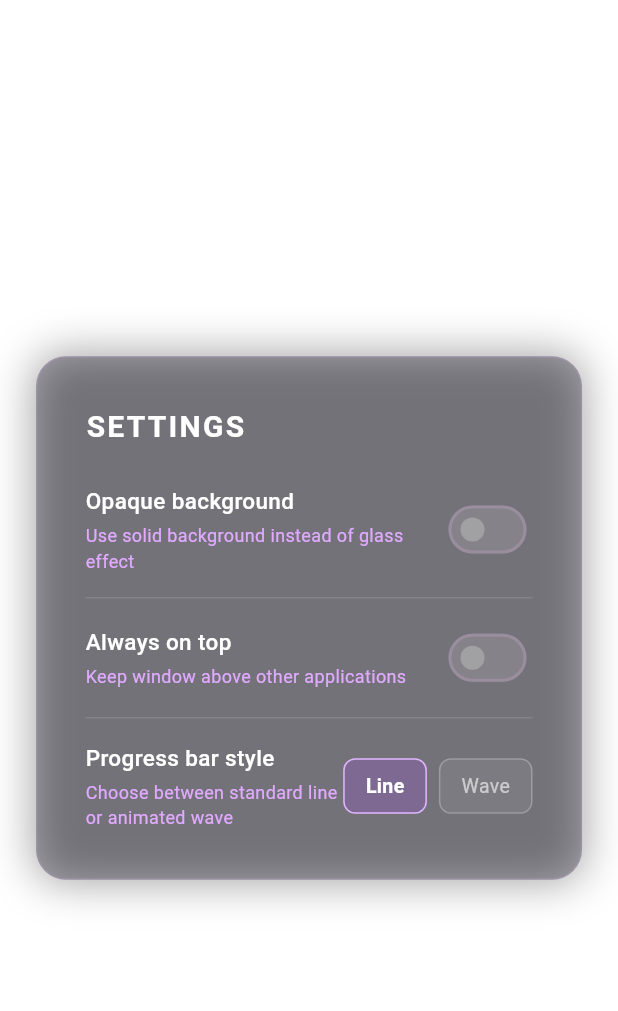
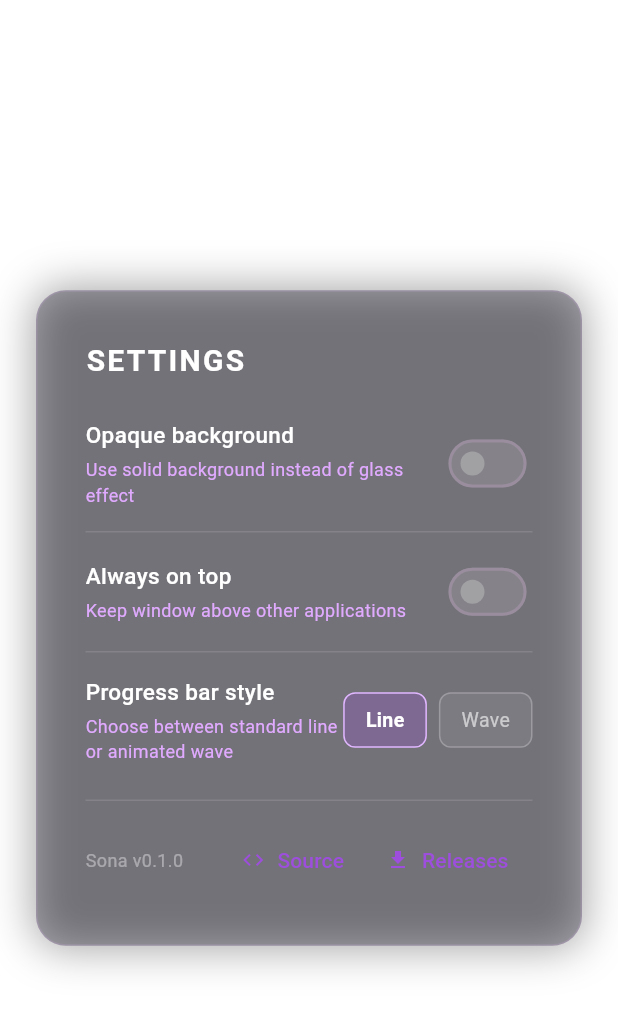
Before and after one commit to Carmine0033/Sona, a Flutter app: the OptionsPanel screen opened directly, on a phone screen of 412 x 824 dp. Shown: the top 1011 px of the screen. Run offline on Flutter 3.47's test engine with Material 3 defaults, Android fonts, the phone set to English and light mode, and no system bars; our stand-ins replace flutter_riverpod, package_info_plus; missing offline and left inert: flutter_acrylic, window_manager.

Commit message:
First public release of Sona.
   Features:
   - Floating transparent overlay for Spotify (and any SMTC player)
   - Spinning vinyl, seekable progress bar (line/wave styles)
   - Synced lyrics via LRCLIB
   - Options: opacity, always-on-top

   Note: Windows may show a SmartScreen warning because the app isn't
   code-signed yet. Click "More info" → "Run anyway".

```diff
--- a/lib/main.dart
+++ b/lib/main.dart
@@ -18,7 +18,7 @@ Future<void> main() async {
     backgroundColor: Colors.transparent,
     skipTaskbar: false,
     titleBarStyle: TitleBarStyle.normal,
-    title: 'Media Overlay',
+    title: 'Sona',
   );
 
   await windowManager.waitUntilReadyToShow(options, () async {
--- a/lib/screens/options_panel.dart
+++ b/lib/screens/options_panel.dart
@@ -3,12 +3,15 @@ import 'package:flutter_riverpod/flutter_riverpod.dart';
 import 'package:window_manager/window_manager.dart';
 import '../core/theme.dart';
 import '../providers/app_providers.dart';
+import 'package:url_launcher/url_launcher.dart';
 
 class OptionsPanel extends ConsumerWidget {
   const OptionsPanel({super.key});
 
   @override
   Widget build(BuildContext context, WidgetRef ref) {
+    const _repoUrl = 'https://github.com/Carmine0033/Sona.git';
+    const _releasesUrl = 'https://github.com/tuo-utente/sona/releases';
     final isOpaque = ref.watch(opaqueBackgroundProvider);
     final onTop = ref.watch(alwaysOnTopProvider);
     final seekBarStyle = ref.watch(seekBarStyleProvider);
@@ -116,12 +119,43 @@ class OptionsPanel extends ConsumerWidget {
                     ),
                   ],
                 ),
+                const SizedBox(height: 16),
+                const Divider(color: Colors.white12),
+                const SizedBox(height: 8),
+                Row(
+                  mainAxisAlignment: MainAxisAlignment.spaceBetween,
+                  children: [
+                    const Text('Sona v0.1.0',
+                        style: TextStyle(color: Colors.white38, fontSize: 12)),
+                    Row(
+                      children: [
+                        TextButton.icon(
+                          icon: const Icon(Icons.code, size: 16),
+                          label: const Text('Source'),
+                          onPressed: () => _open(_repoUrl),
+                        ),
+                        TextButton.icon(
+                          icon: const Icon(Icons.download, size: 16),
+                          label: const Text('Releases'),
+                          onPressed: () => _open(_releasesUrl),
+                        ),
+                      ],
+                    ),
+                  ],
+                ),
               ],
             ),
           ),
         ),
       ),
     );
+  }
+
+  Future<void> _open(String url) async {
+    final uri = Uri.parse(url);
+    if (await canLaunchUrl(uri)) {
+      await launchUrl(uri, mode: LaunchMode.externalApplication);
+    }
   }
 }
 
--- a/pubspec.yaml
+++ b/pubspec.yaml
@@ -13,6 +13,8 @@ dependencies:
   flutter_acrylic: ^1.1.4
   flutter_riverpod: ^3.4.3
   http: ^1.6.0
+  package_info_plus: ^10.2.2
+  url_launcher: ^6.3.3
   win32: ^6.4.0
   window_manager: ^0.5.2
 
```
Also changed, not shown: lib/services/update_service.dart (added, +47 -0 lines), image/sona.png (added), pubspec.lock, 4 other files.
